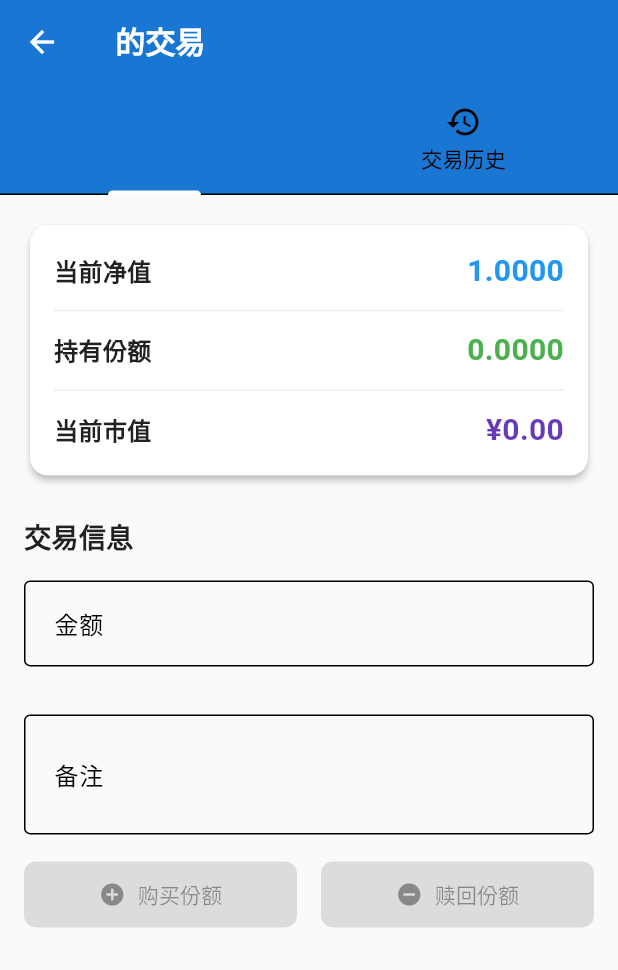
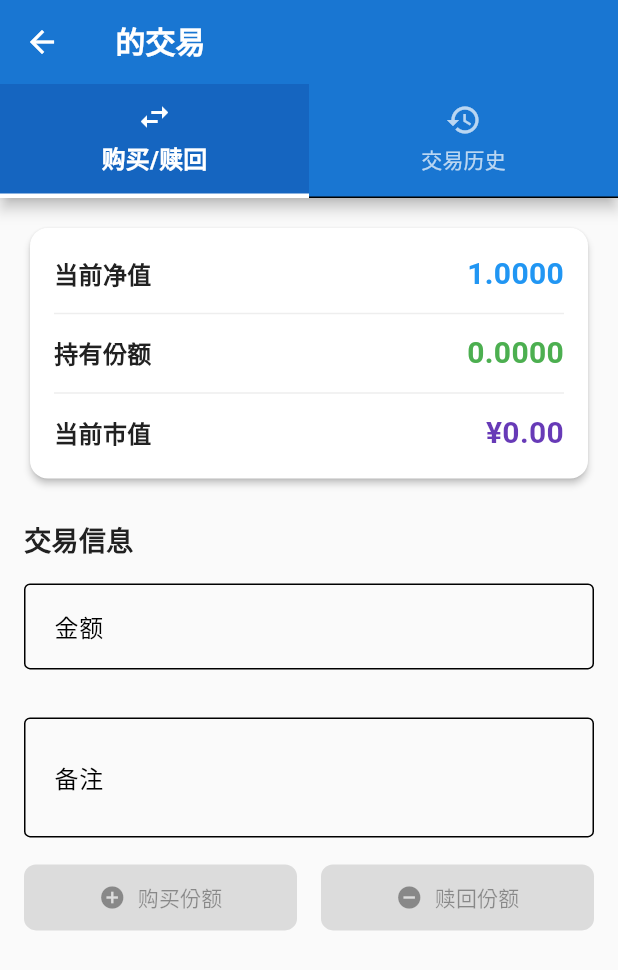
Before and after one commit to liufangyuan247/my_net_worth, a Flutter app: the TransactionScreen screen opened directly with empty values, on a phone screen of 412 x 824 dp. Shown: the top 970 px of the screen. Run offline on Flutter 3.47's test engine with Material 3 defaults, Android fonts, the phone set to English and light mode, and no system bars; our stand-ins replace shared_preferences; accounts and stored records are empty.

Commit message:
优化显示

```diff
--- a/lib/screens/transaction_screen.dart
+++ b/lib/screens/transaction_screen.dart
@@ -84,22 +84,72 @@ class _TransactionScreenState extends State<TransactionScreen>
 
   @override
   Widget build(BuildContext context) {
+    // 获取应用的主题数据
+    final theme = Theme.of(context);
+    final isDarkMode = theme.brightness == Brightness.dark;
+
     return Scaffold(
       appBar: AppBar(
         title: Text('${widget.owner.name} 的交易'),
-        bottom: TabBar(
+      ),
+      body: Column(
+        children: [
+          // 替换原来在AppBar中的TabBar，使用自定义TabBar，增强视觉对比
+          Material(
+            color: theme.appBarTheme.backgroundColor ?? theme.primaryColor,
+            elevation: 4,
+            child: TabBar(
               controller: _tabController,
+              // 使用更鲜明的颜色对比
+              labelColor: Colors.white,
+              unselectedLabelColor:
+                  isDarkMode ? Colors.white60 : Colors.white70,
+              // 增加选中标签的字体粗细
+              labelStyle: const TextStyle(
+                fontWeight: FontWeight.bold,
+                fontSize: 16,
+              ),
+              unselectedLabelStyle: const TextStyle(
+                fontWeight: FontWeight.normal,
+                fontSize: 14,
+              ),
+              // 添加选中标签下方的指示器，使其更加明显
+              indicator: BoxDecoration(
+                color: isDarkMode ? Colors.blue[700] : Colors.blue[800],
+                border: const Border(
+                  bottom: BorderSide(
+                    color: Colors.white,
+                    width: 3,
+                  ),
+                ),
+              ),
+              indicatorWeight: 4,
+              indicatorColor: Colors.white,
               tabs: const [
-            Tab(text: '购买/赎回', icon: Icon(Icons.swap_horiz)),
-            Tab(text: '交易历史', icon: Icon(Icons.history)),
+                Tab(
+                  icon: Icon(Icons.swap_horiz),
+                  text: '购买/赎回',
+                  // 增加标签内边距，让Tab更加明显
+                  iconMargin: EdgeInsets.only(bottom: 4),
+                ),
+                Tab(
+                  icon: Icon(Icons.history),
+                  text: '交易历史',
+                  iconMargin: EdgeInsets.only(bottom: 4),
+                ),
               ],
             ),
           ),
-      body: TabBarView(
+          // 使用Expanded包裹TabBarView，确保它能够填充剩余空间
+          Expanded(
+            child: TabBarView(
               controller: _tabController,
               children: [
                 _buildTransactionForm(),
                 _buildTransactionHistory(),
+              ],
+            ),
+          ),
         ],
       ),
     );
```
Also changed, not shown: lib/main.dart (+36 -2 lines), lib/theme/app_theme.dart (+14 -0 lines). Lines whose indentation alone changed are shown as unchanged.
